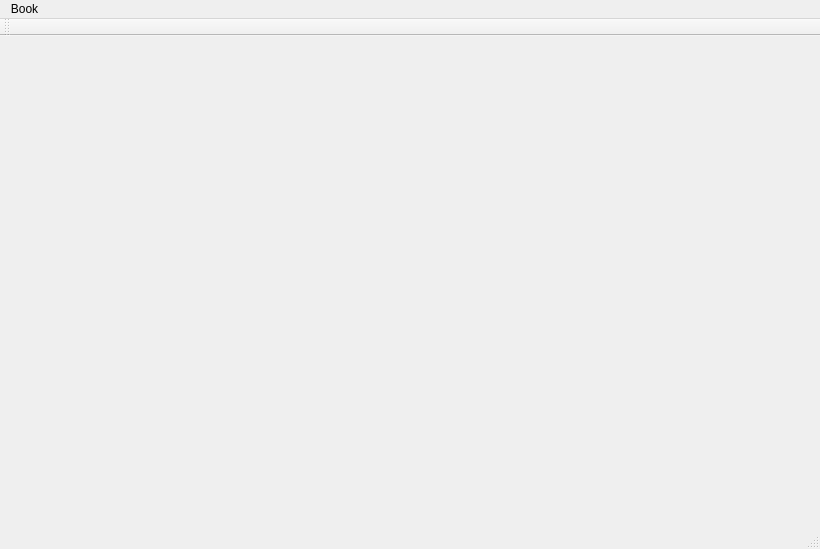
Qt form mainwindow.ui (SouPMG/BookApp) before a commit.
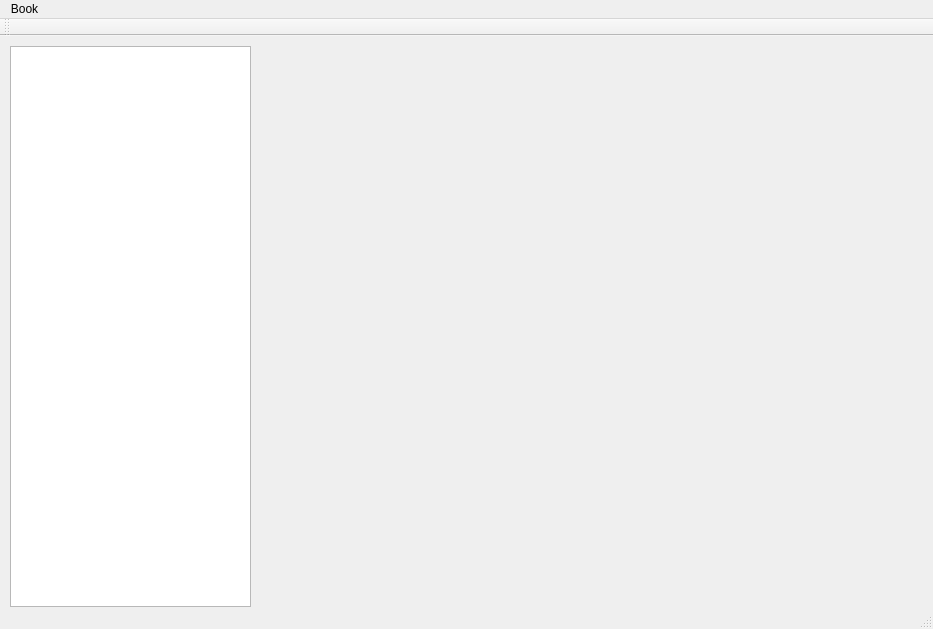
The same form after that commit.

Commit message: Added listView widget for library visualization

The edit to the form file:
```diff
--- a/mainwindow.ui
+++ b/mainwindow.ui
@@ -6,20 +6,37 @@
    <rect>
     <x>0</x>
     <y>0</y>
-    <width>820</width>
-    <height>549</height>
+    <width>933</width>
+    <height>629</height>
    </rect>
   </property>
+  <property name="minimumSize">
+   <size>
+    <width>0</width>
+    <height>0</height>
+   </size>
+  </property>
   <property name="windowTitle">
    <string>MainWindow</string>
   </property>
-  <widget class="QWidget" name="centralWidget"/>
+  <widget class="QWidget" name="centralWidget">
+   <widget class="QListView" name="libraryListView">
+    <property name="geometry">
+     <rect>
+      <x>10</x>
+      <y>10</y>
+      <width>241</width>
+      <height>561</height>
+     </rect>
+    </property>
+   </widget>
+  </widget>
   <widget class="QMenuBar" name="menuBar">
    <property name="geometry">
     <rect>
      <x>0</x>
      <y>0</y>
-     <width>820</width>
+     <width>933</width>
      <height>21</height>
     </rect>
    </property>
```
